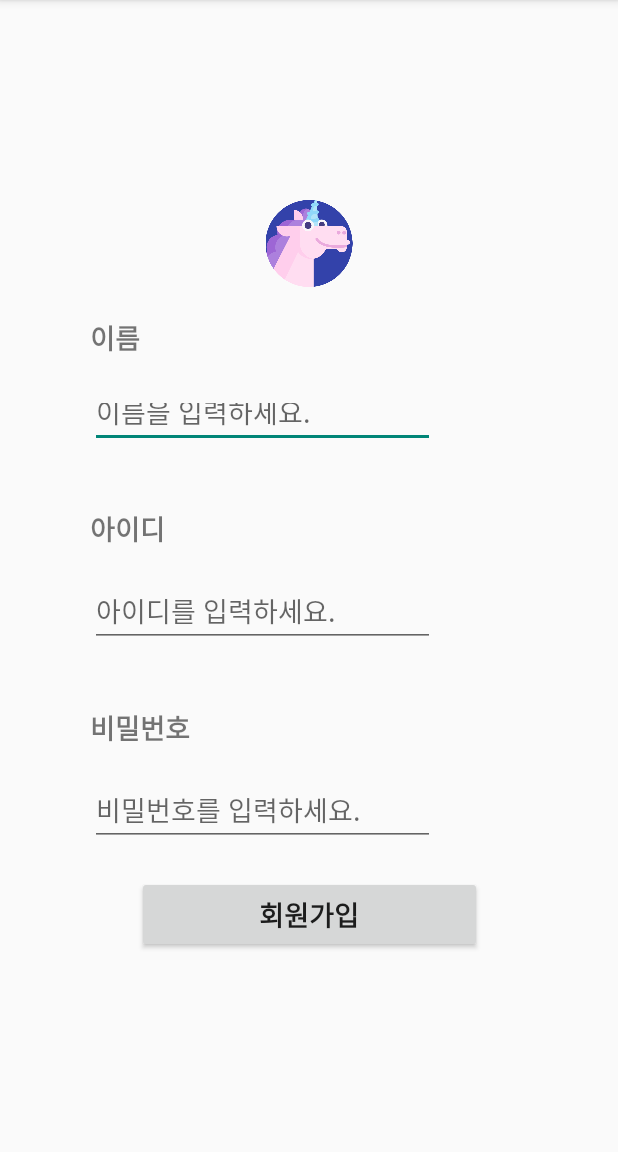
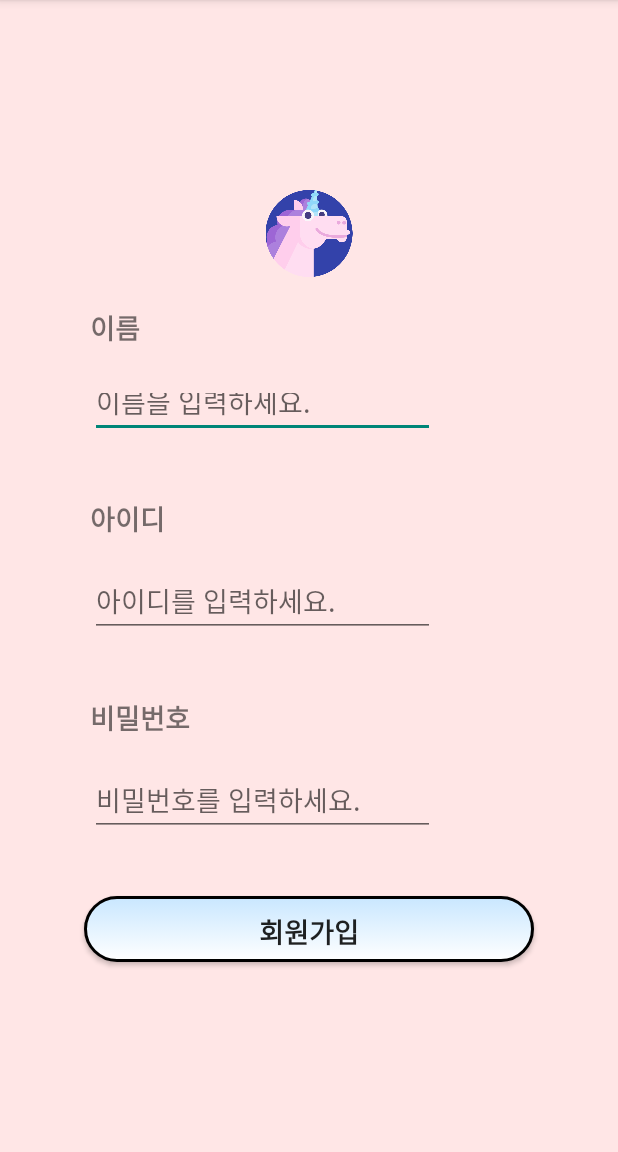
Before and after one commit to cococo35/SignIn, an Android app: the SignUpActivity screen opened directly, with no data from a screen before it, on a phone screen of 412 x 824 dp, the part 84-1236 px from its top. Run offline under Robolectric (Android 15) with nearby library versions, the phone set to English and light mode, and no system bars.

Commit message:
Button 디자인

```diff
--- /dev/null
+++ b/app/src/main/res/drawable/button_design.xml
@@ -0,0 +1,60 @@
+<?xml version="1.0" encoding="utf-8"?>
+<selector xmlns:android="http://schemas.android.com/apk/res/android">
+    <item android:state_pressed="true"  >
+        <shape android:shape="rectangle" >
+            <gradient
+                android:startColor="#C9E7FF"
+                android:endColor="#FFFFFF"
+                android:angle="270" />
+            <stroke
+                android:width="2dp"
+                android:color="#FFC9C9" />
+            <corners
+                android:radius="50dp"   />
+            <padding
+                android:left="10dp"
+                android:top="10dp"
+                android:right="10dp"
+                android:bottom="10dp"   />
+        </shape>
+    </item>
+
+    <item android:state_focused="true"  >
+        <shape android:shape="rectangle" >
+            <gradient
+                android:startColor="#C9E7FF"
+                android:endColor="#FFFFFF"
+                android:angle="270" />
+            <stroke
+                android:width="2dp"
+                android:color="#000000" />
+            <corners
+                android:radius="50dp"    />
+            <padding
+                android:left="10dp"
+                android:top="10dp"
+                android:right="10dp"
+                android:bottom="10dp"   />
+        </shape>
+    </item>
+
+    <item>
+        <shape android:shape="rectangle" >
+            <gradient
+                android:startColor="#C9E7FF"
+                android:endColor="#FFFFFF"
+                android:angle="270" />
+            <stroke
+                android:width="2dp"
+                android:color="@color/black" />
+            <corners
+                android:radius="50dp"   />
+            <padding
+                android:left="10dp"
+                android:top="10dp"
+                android:right="10dp"
+                android:bottom="10dp"   />
+        </shape>
+    </item>
+
+</selector>
--- a/app/src/main/res/layout/activity_home.xml
+++ b/app/src/main/res/layout/activity_home.xml
@@ -69,7 +69,7 @@
                 app:layout_constraintStart_toStartOf="@+id/home_personality"
                 app:layout_constraintTop_toBottomOf="@+id/home_personality" />
 
-            <Button
+            <androidx.appcompat.widget.AppCompatButton
                 android:id="@+id/home_button_finish"
                 android:layout_width="300dp"
                 android:layout_height="44dp"
@@ -77,6 +77,7 @@
                 android:text="종료"
                 android:textSize="18dp"
                 android:textStyle="bold"
+                android:background="@drawable/button_design"
                 app:layout_constraintBottom_toBottomOf="parent"
                 app:layout_constraintEnd_toEndOf="parent"
                 app:layout_constraintHorizontal_bias="0.5"
--- a/app/src/main/res/layout/activity_main.xml
+++ b/app/src/main/res/layout/activity_main.xml
@@ -4,6 +4,7 @@
     xmlns:tools="http://schemas.android.com/tools"
     android:layout_width="match_parent"
     android:layout_height="match_parent"
+    android:background="#FFE6E6"
     tools:context=".SignInActivity">
 
     <ImageView
@@ -13,7 +14,6 @@
         android:src="@drawable/image"
         app:layout_constraintBottom_toTopOf="@+id/id_text"
         app:layout_constraintEnd_toEndOf="parent"
-        app:layout_constraintHorizontal_bias="0.5"
         app:layout_constraintStart_toStartOf="parent"
         app:layout_constraintTop_toTopOf="parent"
         app:layout_constraintVertical_chainStyle="packed" />
@@ -43,31 +43,31 @@
         app:layout_constraintStart_toStartOf="@+id/id_read"
         app:layout_constraintTop_toBottomOf="@+id/id_read" />
 
-    <Button
+    <androidx.appcompat.widget.AppCompatButton
         android:id="@+id/signin_button"
-        android:layout_width="230dp"
-        android:layout_height="51dp"
+        android:layout_width="300dp"
+        android:layout_height="44dp"
         android:layout_marginTop="40dp"
         android:text="로그인"
         android:textSize="18dp"
         android:textStyle="bold"
-        app:layout_constraintBottom_toTopOf="@+id/register_button"
+        android:background="@drawable/button_design"
+        app:layout_constraintBottom_toBottomOf="parent"
         app:layout_constraintEnd_toEndOf="parent"
         app:layout_constraintHorizontal_bias="0.5"
         app:layout_constraintStart_toStartOf="parent"
         app:layout_constraintTop_toBottomOf="@+id/password_read" />
 
-    <Button
+    <androidx.appcompat.widget.AppCompatButton
         android:id="@+id/register_button"
-        android:layout_width="230dp"
-        android:layout_height="wrap_content"
+        android:layout_width="300dp"
+        android:layout_height="44dp"
         android:layout_marginTop="20dp"
+        android:background="@drawable/button_design"
         android:text="회원가입"
         android:textSize="18dp"
         android:textStyle="bold"
-        app:layout_constraintBottom_toBottomOf="parent"
         app:layout_constraintEnd_toEndOf="@+id/signin_button"
-        app:layout_constraintHorizontal_bias="0.5"
         app:layout_constraintStart_toStartOf="@+id/signin_button"
         app:layout_constraintTop_toBottomOf="@+id/signin_button" />
 
--- a/app/src/main/res/layout/activity_sign_up.xml
+++ b/app/src/main/res/layout/activity_sign_up.xml
@@ -4,6 +4,7 @@
     xmlns:tools="http://schemas.android.com/tools"
     android:layout_width="match_parent"
     android:layout_height="match_parent"
+    android:background="#FFE6E6"
     tools:context=".SignUpActivity">
 
     <ImageView
@@ -55,14 +56,15 @@
         app:layout_constraintStart_toStartOf="@+id/reg_password_read"
         app:layout_constraintTop_toBottomOf="@+id/reg_password_read" />
 
-    <Button
+    <androidx.appcompat.widget.AppCompatButton
         android:id="@+id/register_button_finish"
-        android:layout_width="230dp"
-        android:layout_height="51dp"
-        android:layout_marginTop="20dp"
+        android:layout_width="300dp"
+        android:layout_height="44dp"
+        android:layout_marginTop="40dp"
         android:text="회원가입"
         android:textSize="18dp"
         android:textStyle="bold"
+        android:background="@drawable/button_design"
         app:layout_constraintBottom_toBottomOf="parent"
         app:layout_constraintEnd_toEndOf="parent"
         app:layout_constraintHorizontal_bias="0.5"
```
